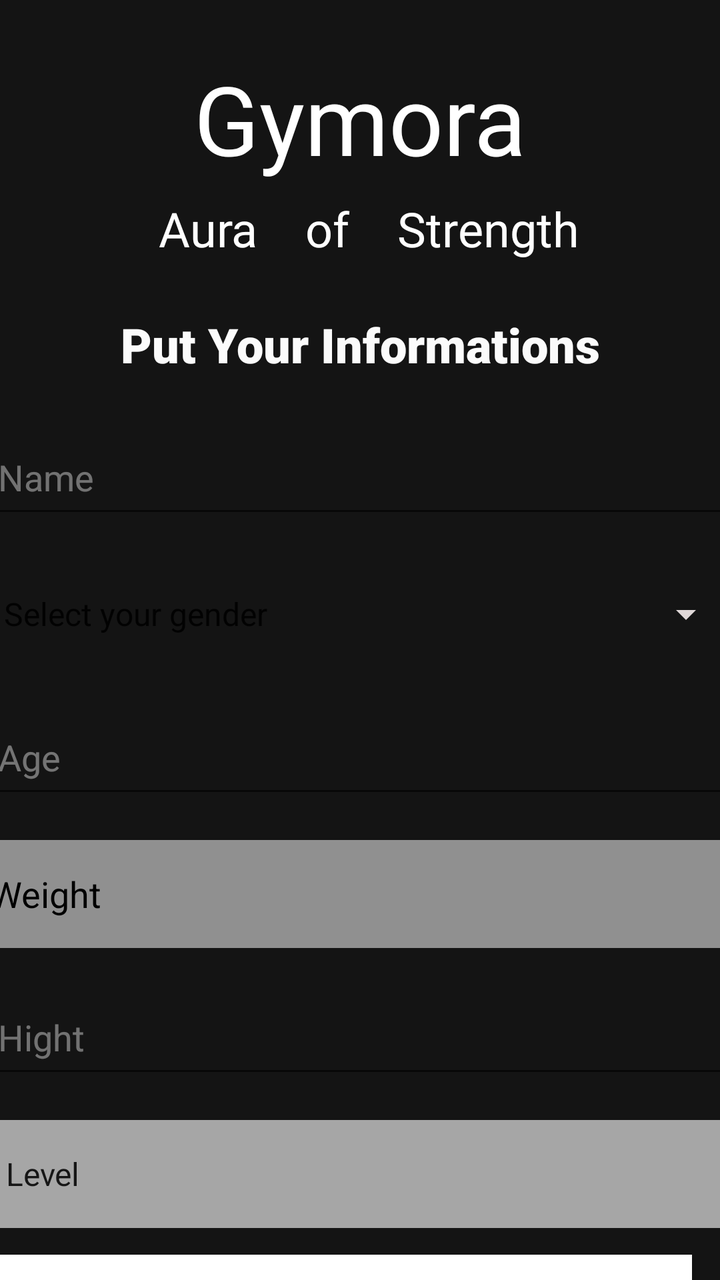
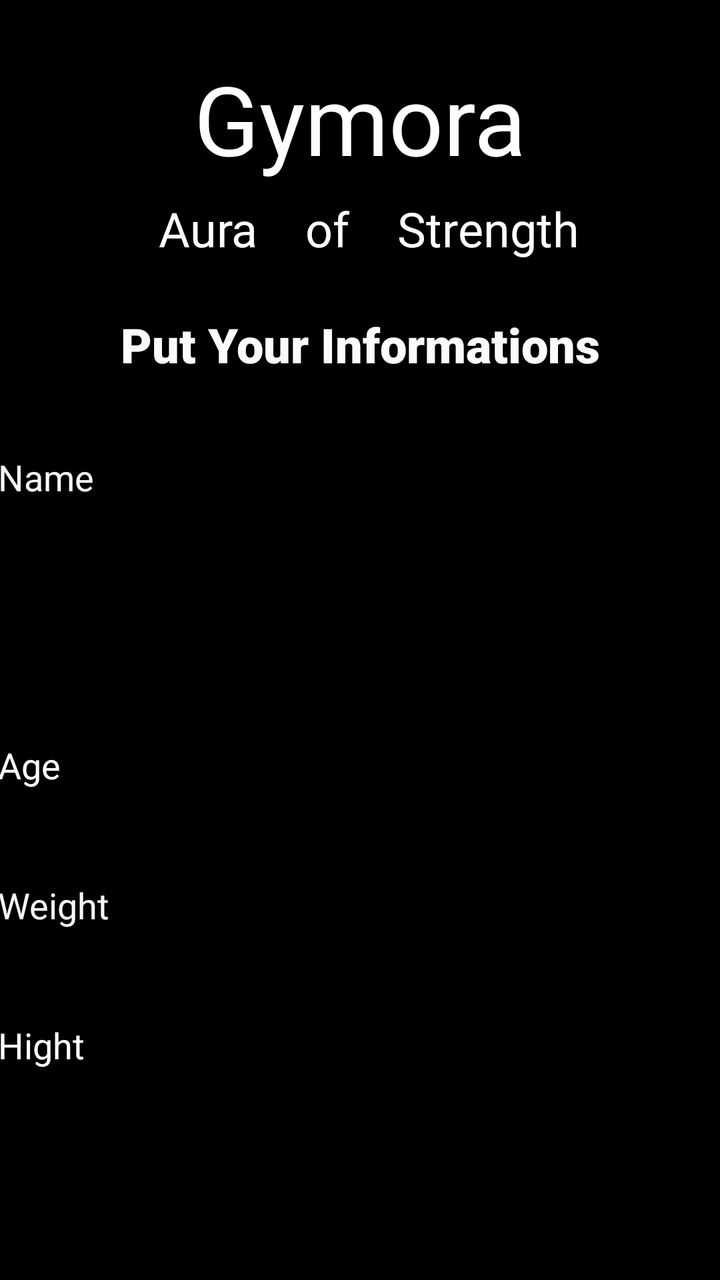

The first picture is an Android layout as it rendered before a commit; the second is the same layout after the commit. The layout source and the unified diff follow.
<!-- AndroidManifest.xml: application theme Theme.Gymora -->
<!-- res/layout/activity_form.xml -->
<?xml version="1.0" encoding="utf-8"?>
<androidx.constraintlayout.widget.ConstraintLayout xmlns:android="http://schemas.android.com/apk/res/android"
    xmlns:app="http://schemas.android.com/apk/res-auto"
    xmlns:tools="http://schemas.android.com/tools"
    android:id="@+id/form_layout"
    android:layout_width="match_parent"
    android:layout_height="match_parent"
    android:background="#141414">

    <Spinner
        android:id="@+id/spinner3"
        android:layout_width="373dp"
        android:layout_height="54dp"
        android:layout_marginTop="16dp"
        android:prompt="@string/select_gender"
        android:background="#9EFFFFFF"
        android:entries="@array/my_items2"
        app:layout_constraintEnd_toEndOf="parent"
        app:layout_constraintHorizontal_bias="0.421"
        app:layout_constraintStart_toStartOf="parent"
        app:layout_constraintTop_toBottomOf="@+id/editTextText5" />

    <Button
        android:id="@+id/submit_button"
        style="@style/Widget.AppCompat.Button"
        android:layout_width="375dp"
        android:layout_height="55dp"
        android:layout_marginTop="16dp"
        android:layout_marginEnd="16dp"
        android:background="@color/cardview_light_background"
        android:fontFamily="sans-serif-black"
        android:text="Next"
        android:textColor="#040404"
        android:textSize="24sp"
        app:layout_constraintBottom_toBottomOf="parent"
        app:layout_constraintEnd_toEndOf="parent"
        app:layout_constraintHorizontal_bias="0.95"
        app:layout_constraintStart_toStartOf="parent"
        app:layout_constraintTop_toBottomOf="@+id/spinner3"
        app:layout_constraintVertical_bias="0.065" />

    <TextView
        android:id="@+id/textView8"
        android:layout_width="403dp"
        android:layout_height="52dp"
        android:layout_marginStart="8dp"
        android:fontFamily="@font/agbalumo"
        android:text="Aura    of    Strength"
        android:textAlignment="center"
        android:textColor="#FFFFFF"
        android:textSize="24sp"
        app:layout_constraintEnd_toEndOf="parent"
        app:layout_constraintStart_toStartOf="parent"
        app:layout_constraintTop_toBottomOf="@+id/textView7" />

    <TextView
        android:id="@+id/textView7"
        android:layout_width="404dp"
        android:layout_height="71dp"
        android:layout_marginStart="3dp"
        android:layout_marginTop="27dp"
        android:layout_marginEnd="4dp"
        android:fontFamily="@font/agbalumo"
        android:text="Gymora"
        android:textAlignment="center"
        android:textColor="#FFFFFF"
        android:textSize="48sp"
        app:layout_constraintEnd_toEndOf="parent"
        app:layout_constraintStart_toStartOf="parent"
        app:layout_constraintTop_toTopOf="parent" />

    <EditText
        android:id="@+id/editTextText5"
        android:layout_width="373dp"
        android:layout_height="54dp"
        android:layout_marginTop="16dp"
        android:ems="10"
        android:hint="Hight"
        android:inputType="text"
        android:textColor="@color/white"
        android:textColorHint="#66FFFFFF"
        app:layout_constraintEnd_toEndOf="parent"
        app:layout_constraintHorizontal_bias="0.421"
        app:layout_constraintStart_toStartOf="parent"
        app:layout_constraintTop_toBottomOf="@+id/editTextText4" />

    <EditText
        android:id="@+id/editTextText4"
        android:layout_width="373dp"
        android:layout_height="54dp"
        android:layout_marginTop="16dp"
        android:background="#87FFFFFF"
        android:ems="10"
        android:hint="Weight"
        android:inputType="text"
        android:textColor="@color/black"
        android:textColorHint="#000000"
        app:layout_constraintEnd_toEndOf="parent"
        app:layout_constraintHorizontal_bias="0.421"
        app:layout_constraintStart_toStartOf="parent"
        app:layout_constraintTop_toBottomOf="@+id/editTextText2" />

    <EditText
        android:id="@+id/editTextText2"
        android:layout_width="373dp"
        android:layout_height="54dp"
        android:layout_marginTop="16dp"
        android:ems="10"
        android:hint="Age"
        android:inputType="text"
        android:textColor="@color/white"
        android:textColorHint="#69FFFFFF"
        app:layout_constraintEnd_toEndOf="parent"
        app:layout_constraintHorizontal_bias="0.421"
        app:layout_constraintStart_toStartOf="parent"
        app:layout_constraintTop_toBottomOf="@+id/spinner" />

    <TextView
        android:id="@+id/textView6"
        android:layout_width="310dp"
        android:layout_height="50dp"
        android:layout_marginTop="156dp"
        android:fontFamily="sans-serif-black"
        android:text="Put Your Informations"
        android:textAlignment="center"
        android:textColor="#FBFBFB"
        android:textSize="24sp"
        app:layout_constraintEnd_toEndOf="parent"
        app:layout_constraintHorizontal_bias="0.497"
        app:layout_constraintStart_toStartOf="parent"
        app:layout_constraintTop_toTopOf="parent" />

    <EditText
        android:id="@+id/editTextText"
        android:layout_width="373dp"
        android:layout_height="54dp"
        android:layout_marginTop="4dp"
        android:ems="10"
        android:hint="Name"
        android:inputType="text"
        android:textColor="@color/white"
        android:textColorHint="#67FFFFFF"
        app:layout_constraintEnd_toEndOf="parent"
        app:layout_constraintHorizontal_bias="0.421"
        app:layout_constraintStart_toStartOf="parent"
        app:layout_constraintTop_toBottomOf="@+id/textView6" />

    <Spinner
        android:id="@+id/spinner"
        android:layout_width="373dp"
        android:layout_height="54dp"
        android:layout_marginTop="16dp"
        android:backgroundTint="#E0D8D8"
        android:entries="@array/my_items1"
        app:layout_constraintEnd_toEndOf="parent"
        app:layout_constraintStart_toStartOf="parent"
        app:layout_constraintTop_toBottomOf="@+id/editTextText" />

</androidx.constraintlayout.widget.ConstraintLayout>
<!-- resources referenced by this layout -->
<resources>
  <string-array name="my_items1">
          <item>Select your gender</item>
          <item>Male</item>
          <item>Female</item>
          <item>Other</item>
      </string-array>
  <string-array name="my_items2">
          <item>Level</item>
          <item>beginner</item>
          <item>intermediate</item>
          <item>professionnal</item>
      </string-array>
  <color name="black">#FF000000</color>
  <color name="white">#FFFFFFFF</color>
  <string name="select_gender">Select Gender</string>
  <style name="Theme.Gymora" parent="Base.Theme.Gymora" />
  <style name="Base.Theme.Gymora" parent="Theme.AppCompat.DayNight.NoActionBar">
          
          
      </style>
</resources>

<!-- the commit's change to res/layout/activity_form.xml (unified diff, before → after) -->
@@ -5,18 +5,16 @@
     android:id="@+id/form_layout"
     android:layout_width="match_parent"
     android:layout_height="match_parent"
-    android:background="#141414">
+    android:background="#000000">
 
     <Spinner
         android:id="@+id/spinner3"
-        android:layout_width="373dp"
-        android:layout_height="54dp"
+        android:layout_width="381dp"
+        android:layout_height="68dp"
         android:layout_marginTop="16dp"
+        android:entries="@array/my_items2"
         android:prompt="@string/select_gender"
-        android:background="#9EFFFFFF"
-        android:entries="@array/my_items2"
         app:layout_constraintEnd_toEndOf="parent"
-        app:layout_constraintHorizontal_bias="0.421"
         app:layout_constraintStart_toStartOf="parent"
         app:layout_constraintTop_toBottomOf="@+id/editTextText5" />
 
@@ -78,7 +76,7 @@
         android:hint="Hight"
         android:inputType="text"
         android:textColor="@color/white"
-        android:textColorHint="#66FFFFFF"
+        android:textColorHint="#FFFFFF"
         app:layout_constraintEnd_toEndOf="parent"
         app:layout_constraintHorizontal_bias="0.421"
         app:layout_constraintStart_toStartOf="parent"
@@ -89,12 +87,11 @@
         android:layout_width="373dp"
         android:layout_height="54dp"
         android:layout_marginTop="16dp"
-        android:background="#87FFFFFF"
         android:ems="10"
         android:hint="Weight"
         android:inputType="text"
-        android:textColor="@color/black"
-        android:textColorHint="#000000"
+        android:textColor="@color/white"
+        android:textColorHint="#F8F5F5"
         app:layout_constraintEnd_toEndOf="parent"
         app:layout_constraintHorizontal_bias="0.421"
         app:layout_constraintStart_toStartOf="parent"
@@ -109,7 +106,7 @@
         android:hint="Age"
         android:inputType="text"
         android:textColor="@color/white"
-        android:textColorHint="#69FFFFFF"
+        android:textColorHint="#FFFFFF"
         app:layout_constraintEnd_toEndOf="parent"
         app:layout_constraintHorizontal_bias="0.421"
         app:layout_constraintStart_toStartOf="parent"
@@ -139,7 +136,7 @@
         android:hint="Name"
         android:inputType="text"
         android:textColor="@color/white"
-        android:textColorHint="#67FFFFFF"
+        android:textColorHint="#FAFDFDFD"
         app:layout_constraintEnd_toEndOf="parent"
         app:layout_constraintHorizontal_bias="0.421"
         app:layout_constraintStart_toStartOf="parent"
@@ -147,10 +144,9 @@
 
     <Spinner
         android:id="@+id/spinner"
-        android:layout_width="373dp"
-        android:layout_height="54dp"
+        android:layout_width="393dp"
+        android:layout_height="58dp"
         android:layout_marginTop="16dp"
-        android:backgroundTint="#E0D8D8"
         android:entries="@array/my_items1"
         app:layout_constraintEnd_toEndOf="parent"
         app:layout_constraintStart_toStartOf="parent"
<!-- resource entries referenced after the edit -->
@@ -12,7 +12,6 @@
           <item>intermediate</item>
           <item>professionnal</item>
       </string-array>
-  <color name="black">#FF000000</color>
   <color name="white">#FFFFFFFF</color>
   <string name="select_gender">Select Gender</string>
   <style name="Theme.Gymora" parent="Base.Theme.Gymora" />
